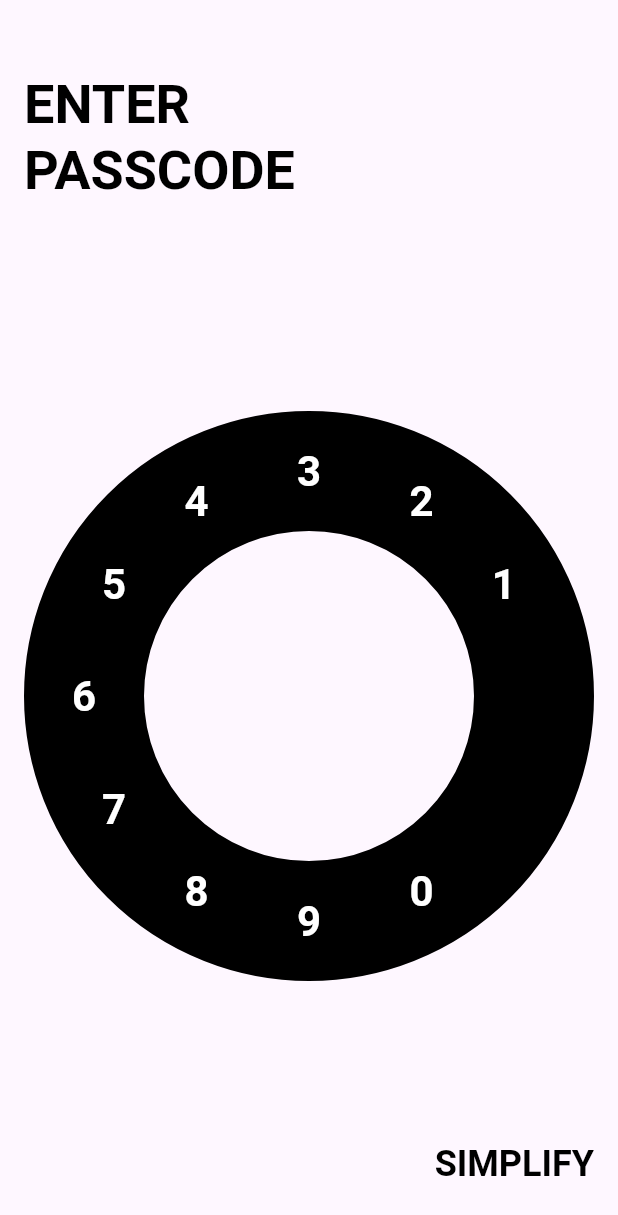
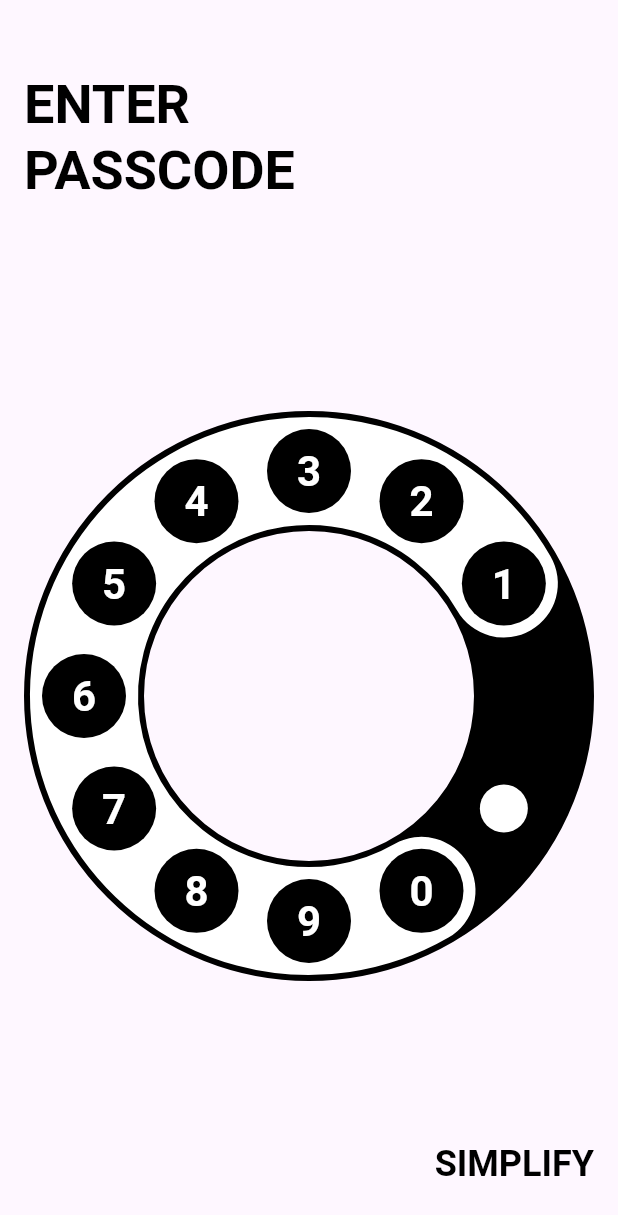
Before and after one commit to r-shahpasand/rotary_passcode, a Flutter app: the screen it shows after launch, after a tap on "ORIGINAL", on a phone screen of 412 x 824 dp. Shown: the top 1215 px of the screen. Run offline on Flutter 3.47's test engine with Material 3 defaults, Android fonts, the phone set to English and light mode, and no system bars.

Commit message:
add rotary foreground painter

```diff
--- a/lib/config/constants.dart
+++ b/lib/config/constants.dart
@@ -1,3 +1,5 @@
+import 'dart:math';
+
 class Constants {
   static const inputValues = [1, 2, 3, 4, 5, 6, 7, 8, 9, 0];
 
@@ -7,4 +9,8 @@ class Constants {
   static const dialNumberPadding = 8.0;
   static const dialNumberRadius =
       rotaryRingWidth / 2 - (rotaryRingPadding + dialNumberPadding);
+
+  static const firstDialNumberPosition = pi / 3;
+  static const maxRotaryRingAngle = pi * 7 / 4;
+  static const maxRotaryRingSweepAngle = pi / 2 * 3;
 }
--- /dev/null
+++ b/lib/painter/rotary_foreground_painter.dart
@@ -0,0 +1,45 @@
+import 'dart:math';
+
+import 'package:flutter/material.dart';
+import 'package:rotary_passcode/config/constants.dart';
+import 'package:rotary_passcode/config/utils.dart';
+
+class RotaryForegroundPainter extends CustomPainter {
+  final double numberRadiusFromCenter;
+
+  RotaryForegroundPainter(this.numberRadiusFromCenter);
+
+  @override
+  void paint(Canvas canvas, Size size) {
+    const ringWidth = Constants.rotaryRingWidth;
+
+    final paint = Paint()
+      ..color = const Color.fromARGB(255, 255, 255, 255)
+      ..strokeCap = StrokeCap.round
+      ..strokeWidth = ringWidth - Constants.rotaryRingPadding * 2
+      ..style = PaintingStyle.stroke;
+
+    canvas.drawArc(
+      Rect.fromCircle(
+        center: size.centerOffset,
+        radius: size.width / 2 - ringWidth / 2,
+      ),
+      Constants.firstDialNumberPosition,
+      Constants.maxRotaryRingSweepAngle,
+      false,
+      paint,
+    );
+
+    canvas.drawCircle(
+      size.centerOffset +
+          Offset.fromDirection(pi / 6, numberRadiusFromCenter),
+      ringWidth / 5,
+      Paint()..color = const Color.fromRGBO(255, 255, 255, 1.0),
+    );
+  }
+
+  @override
+  bool shouldRepaint(covariant RotaryForegroundPainter oldDelegate) {
+    return oldDelegate.numberRadiusFromCenter != numberRadiusFromCenter;
+  }
+}
--- a/lib/widgets/rotary_input_widget.dart
+++ b/lib/widgets/rotary_input_widget.dart
@@ -1,6 +1,7 @@
 import 'package:flutter/widgets.dart';
 import 'package:rotary_passcode/config/constants.dart';
 import 'package:rotary_passcode/painter/rotary_background_painter.dart';
+import 'package:rotary_passcode/painter/rotary_foreground_painter.dart';
 import 'package:rotary_passcode/widgets/dial_number_widget.dart';
 import 'dart:math' as math;
 
@@ -25,6 +26,10 @@ class RotaryInputWidget extends StatelessWidget {
             size: size,
             painter: const RotaryDialBackgroundPainter(),
           ),
+          CustomPaint(
+            size: size,
+            painter: RotaryForegroundPainter(dialNumberDistanceFromCenter),
+          ),
           for (int i = 0; i < Constants.inputValues.length; i++)
             Transform.translate(
               offset: Offset.fromDirection(
@@ -32,7 +37,7 @@ class RotaryInputWidget extends StatelessWidget {
                 dialNumberDistanceFromCenter,
               ),
               child: DialNumberWidget(number: Constants.inputValues[i]),
-            )
+            ),
         ],
       );
     });
```
